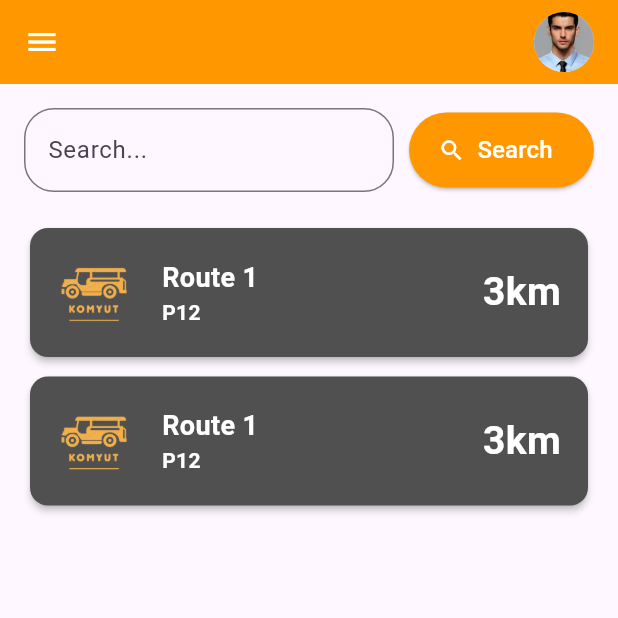
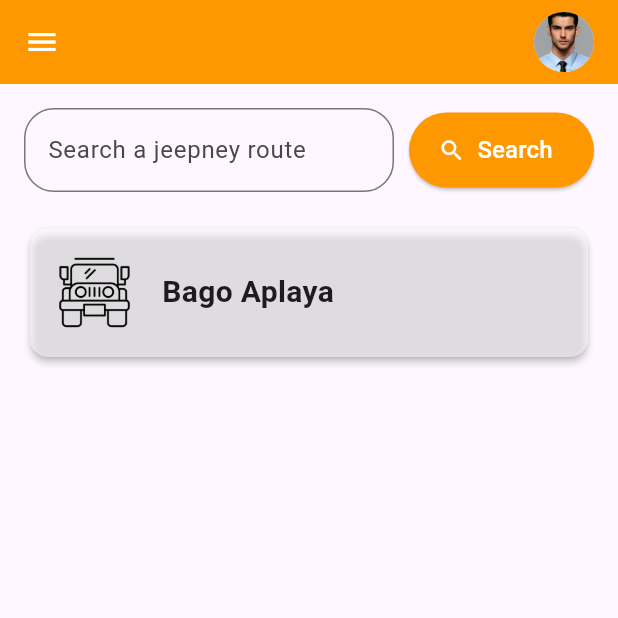
Before and after one commit to ZyroGlitch/KOMYUT, a Flutter app: the HomePage screen opened directly, on a phone screen of 412 x 824 dp, the top half of it. Run offline on Flutter 3.47's test engine with Material 3 defaults, Android fonts, the phone set to English and light mode, and no system bars; our stand-ins replace file_picker, geolocator, google_maps_flutter, quickalert.

Commit message:
Google Map dynamic value route

```diff
--- /dev/null
+++ b/lib/components/route_card.dart
@@ -0,0 +1,61 @@
+import 'package:flutter/material.dart';
+import 'package:google_maps_flutter/google_maps_flutter.dart';
+
+import '../route_page/googleMap_screen.dart';
+
+class RouteCard extends StatelessWidget {
+  const RouteCard({
+    super.key,
+    required this.routeName,
+    required this.routeDirection,
+  });
+
+  final String routeName;
+  final LatLng routeDirection;
+
+  @override
+  Widget build(BuildContext context) {
+    return InkWell(
+      onTap: () {
+        Navigator.of(context).push(
+          MaterialPageRoute(
+            builder: (context) => GooglemapScreen(
+              destinationName: routeName,
+              direction: routeDirection,
+            ),
+          ),
+        );
+      },
+      child: Card(
+        color: Colors.white54,
+        elevation: 2,
+        child: Padding(
+          padding: const EdgeInsets.all(18),
+          child: Row(
+            mainAxisAlignment: MainAxisAlignment.spaceBetween,
+            children: [
+              Row(
+                children: [
+                  Image.asset(
+                    'images/jeep.png',
+                    width: 50,
+                    height: 50,
+                    fit: BoxFit.cover,
+                  ),
+                  SizedBox(width: 20),
+                  Text(
+                    routeName,
+                    style: TextStyle(
+                      fontSize: 20,
+                      fontWeight: FontWeight.bold,
+                    ),
+                  ),
+                ],
+              ),
+            ],
+          ),
+        ),
+      ),
+    );
+  }
+}
--- a/lib/main.dart
+++ b/lib/main.dart
@@ -27,7 +27,7 @@ class MyApp extends StatelessWidget {
     return MaterialApp(
       title: 'KOMYUT',
       debugShowCheckedModeBanner: false,
-      home: GooglemapScreen(),
+      home: HomePage(),
     );
   }
 }
--- a/lib/pages/home_page.dart
+++ b/lib/pages/home_page.dart
@@ -1,5 +1,7 @@
 import 'package:flutter/material.dart';
+import 'package:google_maps_flutter/google_maps_flutter.dart';
 import 'package:komyut/components/drawer_navbar.dart';
+import 'package:komyut/components/route_card.dart';
 import 'package:komyut/pages/profile_page.dart';
 import 'package:komyut/route_page/googleMap_screen.dart';
 import 'package:komyut/route_page/route_content.dart';
@@ -41,7 +43,9 @@ class _HomePageState extends State<HomePage> {
       drawer: DrawerNavbar(),
       body: Padding(
         padding: const EdgeInsets.all(16.0),
-        child: Column(
+        child: ListView(
+          children: [
+            Column(
               children: [
                 Row(
                   children: [
@@ -53,7 +57,7 @@ class _HomePageState extends State<HomePage> {
                           border: OutlineInputBorder(
                             borderRadius: BorderRadius.circular(20),
                           ),
-                      hintText: 'Search...',
+                          hintText: 'Search a jeepney route',
                         ),
                       ),
                     ),
@@ -77,122 +81,26 @@ class _HomePageState extends State<HomePage> {
                 ),
                 // Route Suggestions
                 SizedBox(height: 20),
-            InkWell(
-              onTap: () {
-                Navigator.of(context).push(
-                  MaterialPageRoute(
-                    builder: (context) => GooglemapScreen(),
-                  ),
-                );
-              },
-              child: Card(
-                color: Color.fromARGB(255, 80, 80, 80),
-                elevation: 2,
-                child: Padding(
-                  padding: const EdgeInsets.all(18),
-                  child: Row(
-                    mainAxisAlignment: MainAxisAlignment.spaceBetween,
-                    children: [
-                      Row(
-                        children: [
-                          Image.asset(
-                            'images/logo.png',
-                            width: 50,
-                            height: 50,
-                            fit: BoxFit.cover,
-                          ),
-                          SizedBox(width: 20),
-                          Column(
-                            crossAxisAlignment: CrossAxisAlignment.start,
-                            children: [
-                              Text(
-                                'Route 1',
-                                style: TextStyle(
-                                  color: Colors.white,
-                                  fontSize: 18,
-                                  fontWeight: FontWeight.bold,
-                                ),
-                              ),
-                              Text(
-                                'P12',
-                                style: TextStyle(
-                                  color: Colors.white,
-                                  fontSize: 14,
-                                  fontWeight: FontWeight.bold,
-                                ),
-                              ),
-                            ],
-                          ),
-                        ],
-                      ),
-                      Text(
-                        '3km',
-                        style: TextStyle(
-                          color: Colors.white,
-                          fontSize: 26,
-                          fontWeight: FontWeight.bold,
-                        ),
-                      ),
-                    ],
-                  ),
-                ),
-              ),
+                RouteCard(
+                  routeName: 'Bago Aplaya',
+                  routeDirection:
+                      LatLng(7.0414018074710425, 125.52935128787122),
                 ),
                 SizedBox(height: 5),
-            InkWell(
-              onTap: () {},
-              child: Card(
-                color: Color.fromARGB(255, 80, 80, 80),
-                elevation: 2,
-                child: Padding(
-                  padding: const EdgeInsets.all(18),
-                  child: Row(
-                    mainAxisAlignment: MainAxisAlignment.spaceBetween,
-                    children: [
-                      Row(
-                        children: [
-                          Image.asset(
-                            'images/logo.png',
-                            width: 50,
-                            height: 50,
-                            fit: BoxFit.cover,
-                          ),
-                          SizedBox(width: 20),
-                          Column(
-                            crossAxisAlignment: CrossAxisAlignment.start,
-                            children: [
-                              Text(
-                                'Route 1',
-                                style: TextStyle(
-                                  color: Colors.white,
-                                  fontSize: 18,
-                                  fontWeight: FontWeight.bold,
-                                ),
-                              ),
-                              Text(
-                                'P12',
-                                style: TextStyle(
-                                  color: Colors.white,
-                                  fontSize: 14,
-                                  fontWeight: FontWeight.bold,
-                                ),
-                              ),
+                // RouteCard(routeName: 'Bangkal'),
+                // SizedBox(height: 5),
+                // RouteCard(routeName: 'Bo.Obrero'),
+                // SizedBox(height: 5),
+                // RouteCard(routeName: 'Buhangin (via Dacudao)'),
+                // SizedBox(height: 5),
+                // RouteCard(routeName: 'Buhangin (via JP Laurel)'),
+                // SizedBox(height: 5),
+                // RouteCard(routeName: 'Bunawan (via Buhangin)'),
+                // SizedBox(height: 5),
+                // RouteCard(routeName: 'Bunawan (via Sasa)'),
+                // SizedBox(height: 5),
+                // RouteCard(routeName: 'Calinan'),
               ],
-                          ),
-                        ],
-                      ),
-                      Text(
-                        '3km',
-                        style: TextStyle(
-                          color: Colors.white,
-                          fontSize: 26,
-                          fontWeight: FontWeight.bold,
-                        ),
-                      ),
-                    ],
-                  ),
-                ),
-              ),
             ),
           ],
         ),
```
Also changed, not shown: lib/route_page/googleMap_screen.dart (+37 -22 lines), images/jeep.png (added). Lines whose indentation alone changed are shown as unchanged.
